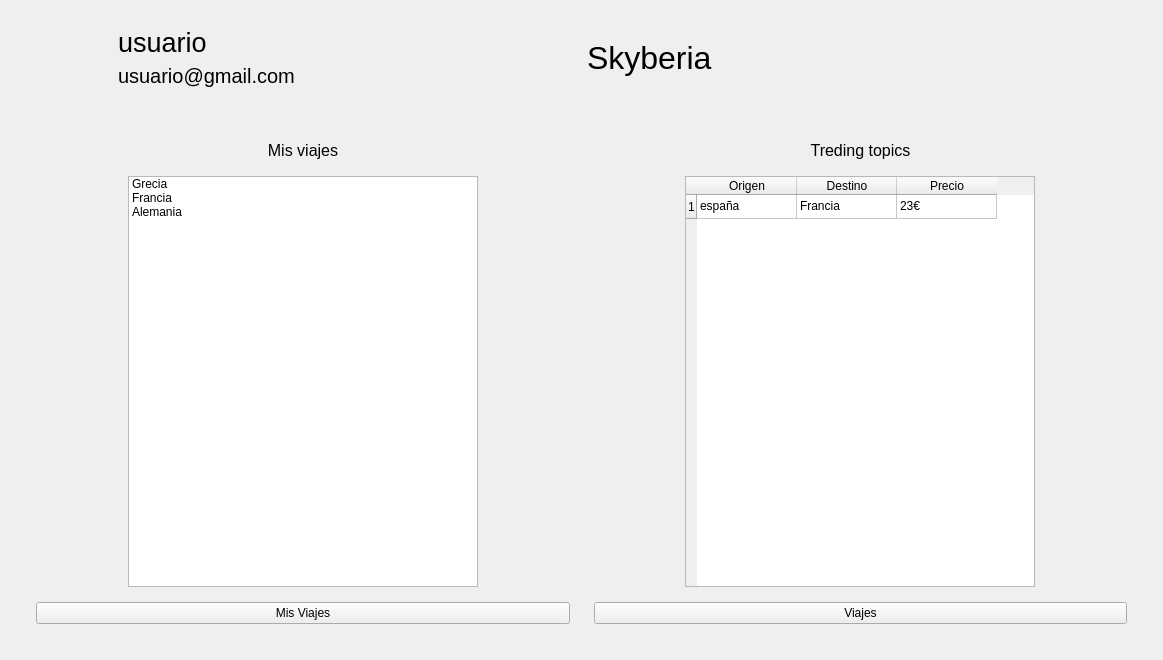
The window that menu.ui (ilopjim13/PersistenciaDatos_PyQT) describes before a commit, drawn with Qt 5.
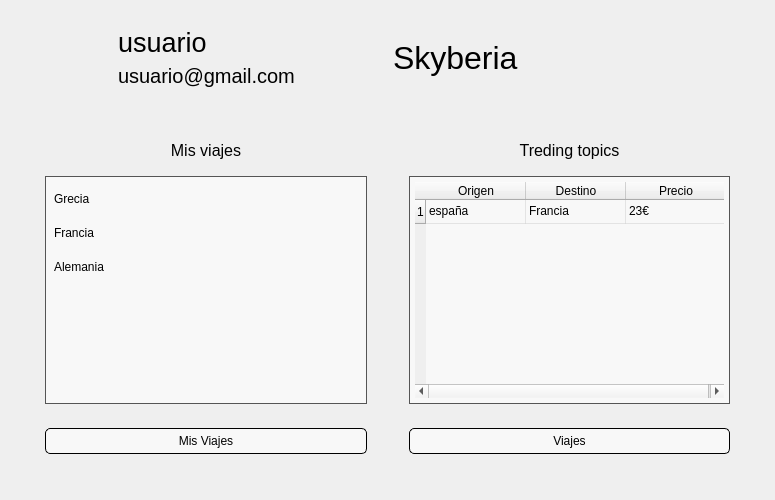
The same window after the commit. Icons and pictures are not drawn.

What changed in the file:
```diff
--- a/menu.ui
+++ b/menu.ui
@@ -6,8 +6,8 @@
    <rect>
     <x>0</x>
     <y>0</y>
-    <width>1163</width>
-    <height>660</height>
+    <width>775</width>
+    <height>500</height>
    </rect>
   </property>
   <property name="minimumSize">
@@ -59,7 +59,65 @@
 background-repeat: no-repeat;
 background-position: center;
 background-attachment: fixed;
-}</string>
+}
+#QTMisViajes {
+background-color: rgba(255, 255, 255, 150); /* Fondo blanco con 150 de opacidad (0-255) */
+color: black; 
+border: 1px solid #555; /* Borde gris */
+padding: 5px; /* Espaciado interno */
+}
+#QTMisViajes::item {
+padding: 5px; /* Espaciado interno en cada item */
+color: black; 
+margin: 5px; /* Espaciado externo en cada item */
+}
+#QTMisViajes::item:selected {
+background-color: rgba(100, 100, 255, 200); /* Fondo azul al seleccionar un item */
+color: black; /* Color del texto al seleccionar */
+}
+
+#QTTredingsTopicsTabla {
+background-color: rgba(255, 255, 255, 150); /* Fondo blanco con 150 de opacidad (0-255) */
+color: black; 
+border: 1px solid #555; /* Borde gris */
+padding: 5px; /* Espaciado interno */
+}
+#QTTredingsTopicsTabla::item {
+padding: 5px; /* Espaciado interno en cada item */
+color: black; 
+margin: 5px; /* Espaciado externo en cada item */
+}
+#QTTredingsTopicsTabla::item:selected {
+background-color: rgba(100, 100, 255, 200); /* Fondo azul al seleccionar un item */
+color: black; /* Color del texto al seleccionar */
+}
+#QTTredingsTopicsTabla QTableCornerButton::section {
+        background-color: rgba(255, 255, 255, 50); /* Fondo semitransparente para las cabeceras */
+        color: black; /* Color del texto en las cabeceras */
+        border: 1px solid black; /* Borde negro */
+    }
+
+    #QTTredingsTopicsTabla::horizontalHeader {
+        background-color: rgba(255, 255, 255, 50); /* Fondo semitransparente para las cabeceras horizontales */
+        color: black; /* Color del texto en las cabeceras */
+        border: 1px solid black; /* Borde negro */
+    }
+QPushButton {
+        background-color: rgba(255, 255, 255, 150); /* Fondo semitransparente para los botones */
+        color: black; /* Color del texto en los botones */
+        border: 1px solid black; /* Borde negro */
+        padding: 5px; /* Espaciado interno */
+        border-radius: 5px; /* Bordes redondeados */
+    }
+
+    QPushButton:hover {
+        background-color: rgba(200, 200, 200, 200); /* Fondo más oscuro al pasar el ratón */
+    }
+
+    QPushButton:pressed {
+        background-color: rgba(150, 150, 150, 200); /* Fondo aún más oscuro al presionar */
+    }
+</string>
    </property>
    <layout class="QVBoxLayout" name="verticalLayout">
     <item>
@@ -252,7 +310,7 @@
               <widget class="QWidget" name="widget_2" native="true">
                <layout class="QHBoxLayout" name="horizontalLayout_4">
                 <item>
-                 <widget class="QListWidget" name="QTredingTopics">
+                 <widget class="QListWidget" name="QTMisViajes">
                   <property name="sizePolicy">
                    <sizepolicy hsizetype="Expanding" vsizetype="Preferred">
                     <horstretch>0</horstretch>
@@ -286,10 +344,31 @@
               </widget>
              </item>
              <item>
-              <widget class="QPushButton" name="BMisViajes">
-               <property name="text">
-                <string>Mis Viajes</string>
+              <widget class="QWidget" name="widget_4" native="true">
+               <property name="maximumSize">
+                <size>
+                 <width>16777215</width>
+                 <height>45</height>
+                </size>
                </property>
+               <property name="layoutDirection">
+                <enum>Qt::LayoutDirection::LeftToRight</enum>
+               </property>
+               <layout class="QHBoxLayout" name="horizontalLayout_5">
+                <item>
+                 <widget class="QPushButton" name="BMisViajes">
+                  <property name="maximumSize">
+                   <size>
+                    <width>350</width>
+                    <height>16777215</height>
+                   </size>
+                  </property>
+                  <property name="text">
+                   <string>Mis Viajes</string>
+                  </property>
+                 </widget>
+                </item>
+               </layout>
               </widget>
              </item>
             </layout>
@@ -348,7 +427,7 @@
                </property>
                <layout class="QHBoxLayout" name="horizontalLayout_3">
                 <item>
-                 <widget class="QTableWidget" name="tableWidget">
+                 <widget class="QTableWidget" name="QTTredingsTopicsTabla">
                   <property name="sizePolicy">
                    <sizepolicy hsizetype="Fixed" vsizetype="Preferred">
                     <horstretch>0</horstretch>
@@ -446,10 +525,34 @@
               </widget>
              </item>
              <item>
-              <widget class="QPushButton" name="BViajes">
-               <property name="text">
-                <string>Viajes</string>
+              <widget class="QWidget" name="widget_3" native="true">
+               <property name="sizePolicy">
+                <sizepolicy hsizetype="Minimum" vsizetype="Preferred">
+                 <horstretch>0</horstretch>
+                 <verstretch>0</verstretch>
+                </sizepolicy>
                </property>
+               <property name="maximumSize">
+                <size>
+                 <width>16777215</width>
+                 <height>45</height>
+                </size>
+               </property>
+               <layout class="QHBoxLayout" name="horizontalLayout_6">
+                <item>
+                 <widget class="QPushButton" name="BViajes">
+                  <property name="maximumSize">
+                   <size>
+                    <width>350</width>
+                    <height>16777215</height>
+                   </size>
+                  </property>
+                  <property name="text">
+                   <string>Viajes</string>
+                  </property>
+                 </widget>
+                </item>
+               </layout>
               </widget>
              </item>
             </layout>
```
